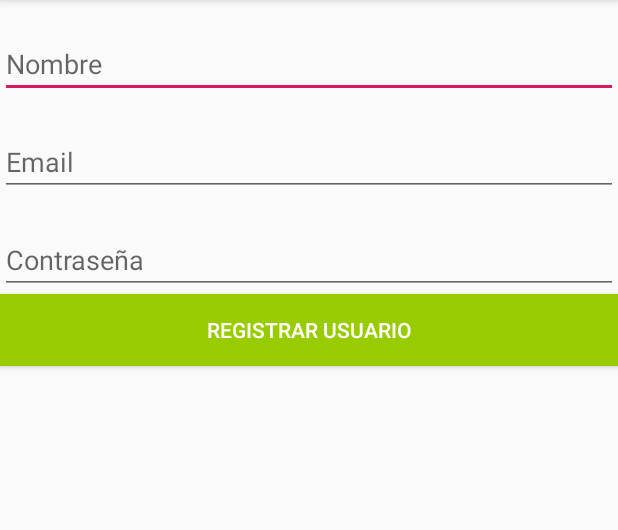
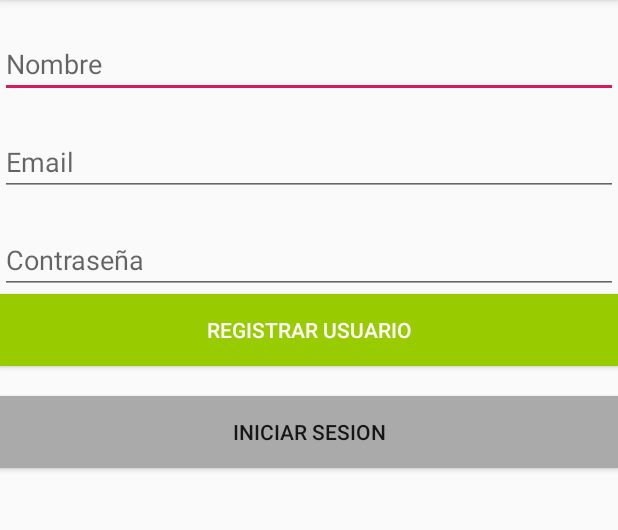
Before and after one commit to juank1719/Computo_Integrado, an Android app: the screen it shows after launch (MainActivity), on a phone screen of 412 x 824 dp, the part 84-614 px from its top. Run offline under Robolectric (Android 15) with nearby library versions, the phone set to English and light mode, and no system bars; our stand-ins replace Firebase (no records; nobody signed in at launch, a user with empty details on screens opened directly).

```diff
--- a/app/src/main/AndroidManifest.xml
+++ b/app/src/main/AndroidManifest.xml
@@ -9,7 +9,8 @@
         android:roundIcon="@mipmap/ic_launcher_round"
         android:supportsRtl="true"
         android:theme="@style/AppTheme">
-        <activity android:name=".Profile"></activity>
+        <activity android:name=".Login"></activity>
+        <activity android:name=".Profile" />
         <activity android:name=".MainActivity">
             <intent-filter>
                 <action android:name="android.intent.action.MAIN" />
--- a/app/src/main/java/com/pia/safetydrinks/MainActivity.java
+++ b/app/src/main/java/com/pia/safetydrinks/MainActivity.java
@@ -26,6 +26,7 @@ public class MainActivity extends AppCompatActivity {
     private EditText mEditTextEmail;
     private EditText mEditTextPassword;
     private Button mBtnRegister;
+    private Button mBtnSendToLoginButton;
 
     private String name = "";
     private String email = "";
@@ -42,6 +43,7 @@ public class MainActivity extends AppCompatActivity {
         mEditTextEmail = (EditText) findViewById(R.id.editTextEmail);
         mEditTextPassword = (EditText) findViewById(R.id.editTextPassword);
         mBtnRegister = (Button) findViewById(R.id.btnRegister);
+        mBtnSendToLoginButton = (Button) findViewById(R.id.btnSengToLogin);
 
         mAuth = FirebaseAuth.getInstance();
         mDatabase = FirebaseDatabase.getInstance().getReference();
@@ -68,10 +70,21 @@ public class MainActivity extends AppCompatActivity {
 
             }
         });
+
+        mBtnSendToLoginButton.setOnClickListener(new View.OnClickListener() {
+            @Override
+            public void onClick(View view) {
+                startActivity(new Intent(MainActivity.this, Login.class));
+            }
+        });
+
+
     }
 
     private void registerUser(){
-
+        mAuth.createUserWithEmailAndPassword(email, password).addOnCompleteListener(new OnCompleteListener<AuthResult>() {
+            @Override
+            public void onComplete(@NonNull Task<AuthResult> task) {
                 Map<String, Object>mapDeDatos = new HashMap<>();
                 mapDeDatos.put("Nombre", name);
                 mapDeDatos.put("E-Mail", email);
@@ -90,6 +103,11 @@ public class MainActivity extends AppCompatActivity {
 
                     }
                 });
+            }
+        });
+
+
+
 
     }
 
--- a/app/src/main/res/layout/activity_main.xml
+++ b/app/src/main/res/layout/activity_main.xml
@@ -32,12 +32,6 @@
         android:layout_marginTop="20dp"
         android:hint="Contraseña"/>
 
-    <LinearLayout
-        android:layout_width="match_parent"
-        android:layout_height="wrap_content"
-        android:gravity="bottom"
-        android:orientation="vertical"></LinearLayout>
-
     <Button
         android:id="@+id/btnRegister"
         android:layout_width="match_parent"
@@ -46,4 +40,13 @@
         android:text="REGISTRAR USUARIO"
         android:textColor="@android:color/white" />
 
+    <Button
+        android:id="@+id/btnSengToLogin"
+        android:layout_width="match_parent"
+        android:layout_height="wrap_content"
+        android:text="INICIAR SESION"
+        android:background="@android:color/darker_gray"
+        android:layout_marginTop="20dp">
+    </Button>
+
 </LinearLayout>
--- a/app/src/main/res/layout/activity_profile.xml
+++ b/app/src/main/res/layout/activity_profile.xml
@@ -5,8 +5,7 @@
     android:layout_width="match_parent"
     android:layout_height="match_parent"
     android:orientation="vertical"
-    android:gravity="top
-"
+    android:gravity="top"
     tools:context=".Profile">
 
     <TextView
@@ -38,7 +37,7 @@
         android:id="@+id/btnSignOut"
         android:layout_width="match_parent"
         android:layout_height="wrap_content"
-        android:layout_marginTop="360dp"
+        android:layout_marginTop="20dp"
         android:text="CERRAR SESION"
         android:background="@android:color/holo_blue_dark">
     </Button>
```
Lines whose indentation alone changed are shown as unchanged.
